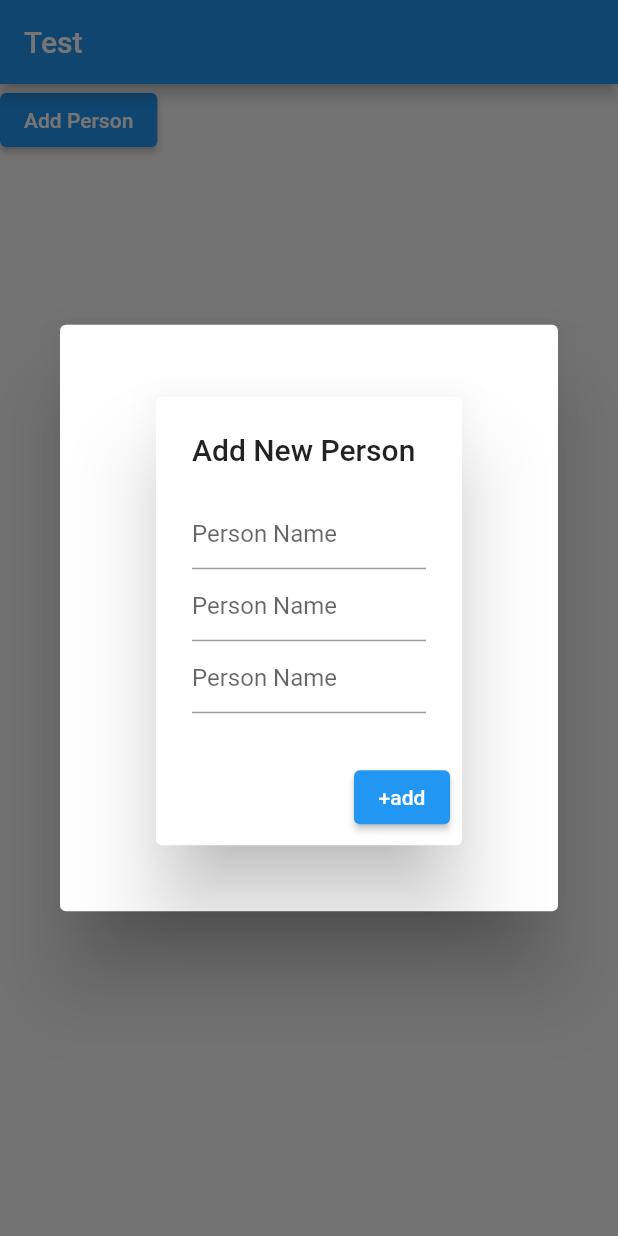
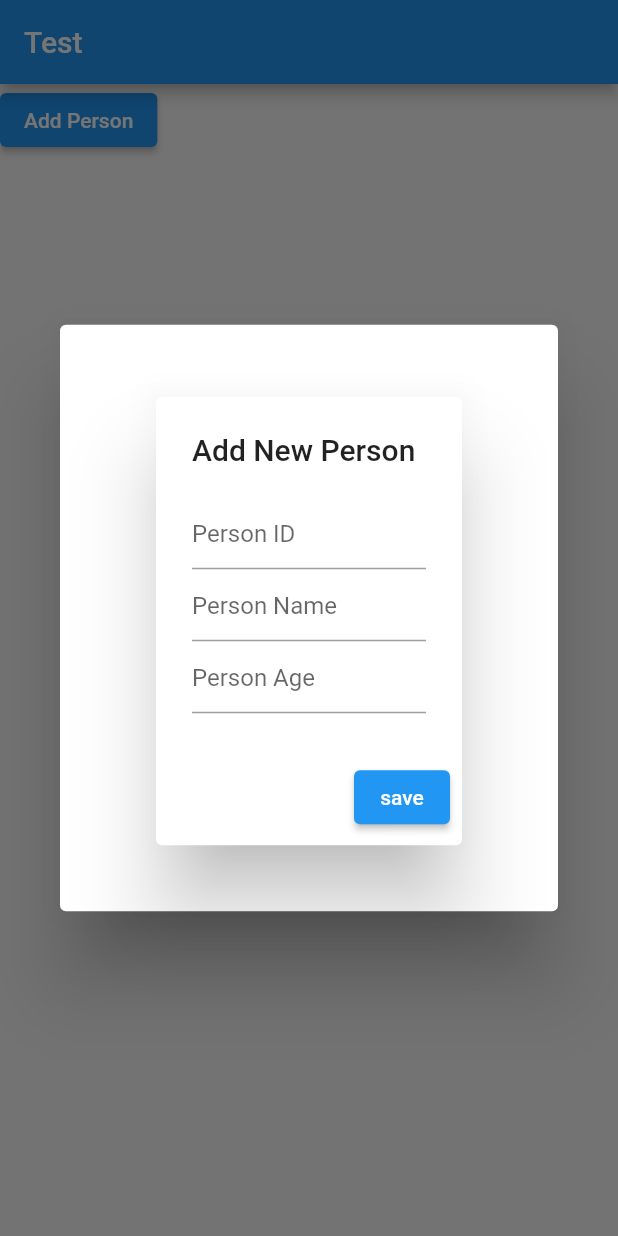
Before and after one commit to ootkungdevto666/Flutter-Database-offline, a Flutter app: the screen it shows after launch, after a tap on "Add Person", on a phone screen of 412 x 824 dp. Run offline on Flutter 3.47's test engine with Material 2 defaults, Android fonts, the phone set to English and light mode, and no system bars; our stand-ins replace sqflite; accounts and stored records are empty.

Commit message:
update function that controlldatabase

```diff
--- a/lib/main.dart
+++ b/lib/main.dart
@@ -66,7 +66,7 @@ class _MyWidgetState extends State<MyWidget> {
               children: [
                 TextField(
                   controller: tid,
-                  decoration: InputDecoration(hintText: "Person Name"),
+                  decoration: InputDecoration(hintText: "Person ID"),
                 ),
                 TextField(
                   controller: tname,
@@ -74,16 +74,16 @@ class _MyWidgetState extends State<MyWidget> {
                 ),
                 TextField(
                   controller: tage,
-                  decoration: InputDecoration(hintText: "Person Name"),
+                  decoration: InputDecoration(hintText: "Person Age"),
                 ),
               ],
             ),
             actions: [
               ElevatedButton(
                 onPressed: () {
-                  _db.insert2(person(id:tid as int, name: tname as String, age: tage as int));
+                  _db.insert2(person(id:tid.text as int, name: tname.text , age: tage.text as int));
                 },
-                child: Text("+add"),
+                child: const Text("save"),
               )
             ],
           ),
```
Also changed, not shown: lib/dbhelper.dart (+15 -1 lines).
